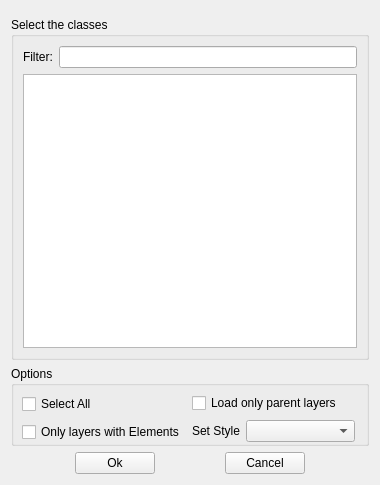
The window that LayerTools/load_by_class_base.ui (dsgoficial/DsgTools) describes before a commit, drawn with Qt 5.
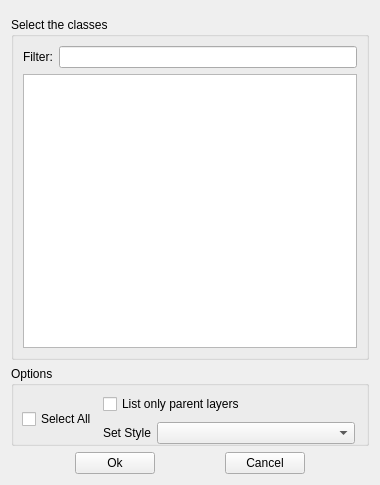
The same window after the commit. Custom widgets are drawn as their Qt base class.

Commit message: list only parents working on load by class

Patch:
```diff
--- a/LayerTools/load_by_class_base.ui
+++ b/LayerTools/load_by_class_base.ui
@@ -101,7 +101,7 @@
           <x>11</x>
           <y>26</y>
           <width>333</width>
-          <height>53</height>
+          <height>55</height>
          </rect>
         </property>
         <layout class="QHBoxLayout" name="horizontalLayout_2">
@@ -114,25 +114,6 @@
              </property>
             </widget>
            </item>
-           <item>
-            <widget class="QCheckBox" name="checkBoxOnlyWithElements">
-             <property name="sizePolicy">
-              <sizepolicy hsizetype="MinimumExpanding" vsizetype="Fixed">
-               <horstretch>100</horstretch>
-               <verstretch>0</verstretch>
-              </sizepolicy>
-             </property>
-             <property name="minimumSize">
-              <size>
-               <width>120</width>
-               <height>0</height>
-              </size>
-             </property>
-             <property name="text">
-              <string>Only layers with Elements</string>
-             </property>
-            </widget>
-           </item>
           </layout>
          </item>
          <item>
@@ -152,7 +133,7 @@
               </size>
              </property>
              <property name="text">
-              <string>Load only parent layers</string>
+              <string>List only parent layers</string>
              </property>
             </widget>
            </item>
```
Left out of the diff: 2 changed lines with no effect on the pictures. The commit also changes 9 other files.
